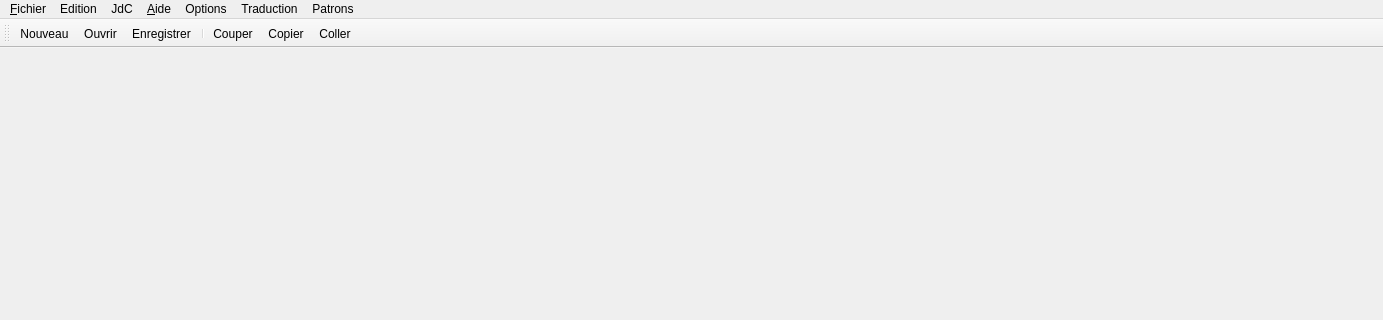
First picture: the form in UiQT4/myMain.ui, repository SalomePlatform/eficas_tools, before the edit; both pictures show x 0 to 1383 and y 0 to 320 of the 1383 by 811 pixel window.
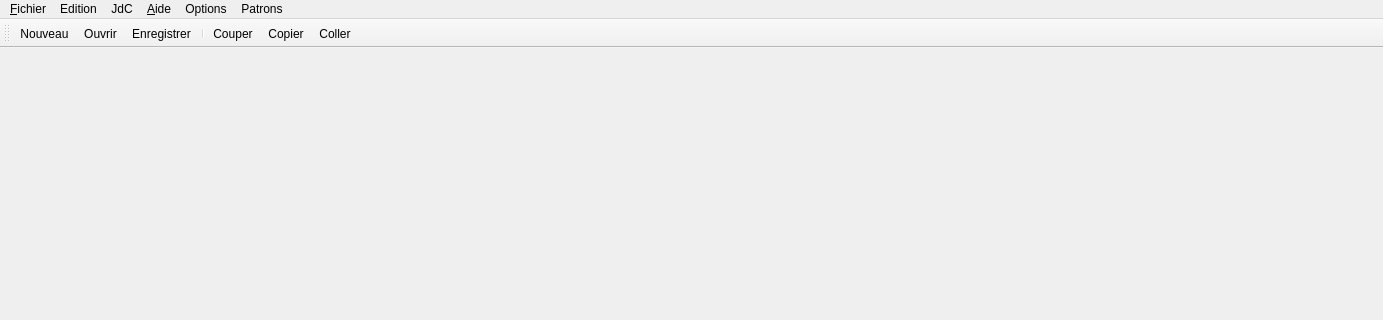
Second picture: the form after the edit. Icons and pictures are not drawn.

Patch:
```diff
--- a/UiQT4/myMain.ui
+++ b/UiQT4/myMain.ui
@@ -68,13 +68,6 @@
     <addaction name="actionParametres_Eficas" />
     <addaction name="actionLecteur_Pdf" />
    </widget>
-   <widget class="QMenu" name="menuTraduction" >
-    <property name="title" >
-     <string>Traduction</string>
-    </property>
-    <addaction name="actionTraduitV7V8" />
-    <addaction name="actionTraduitV8V9" />
-   </widget>
    <widget class="QMenu" name="menuPatrons" >
     <property name="title" >
      <string>Patrons</string>
@@ -85,7 +78,6 @@
    <addaction name="menuJdC" />
    <addaction name="menu_Aide" />
    <addaction name="menuOptions" />
-   <addaction name="menuTraduction" />
    <addaction name="menuPatrons" />
   </widget>
   <widget class="QStatusBar" name="statusbar" />
```
Left out of the diff: 10 changed lines with no effect on the pictures.
